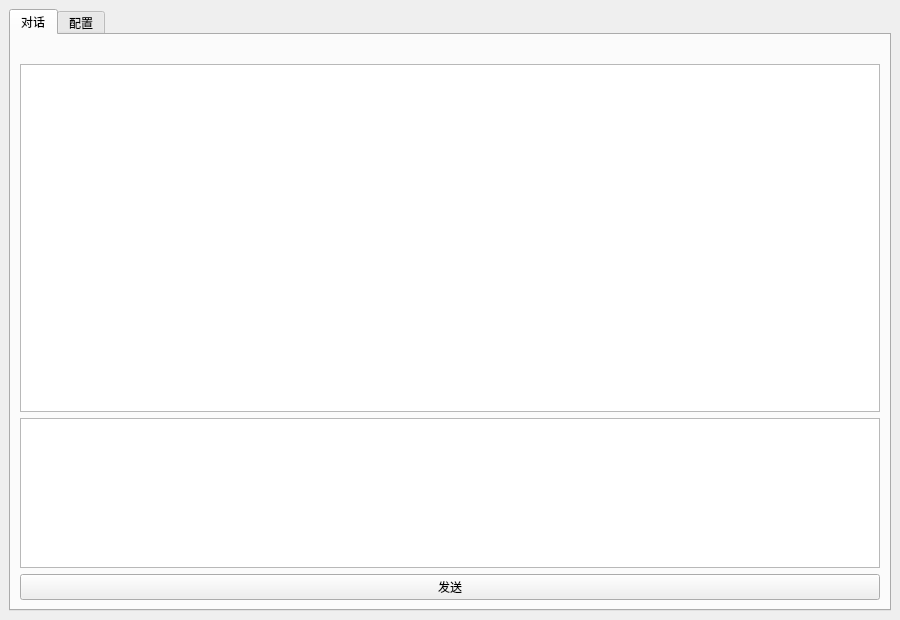
First picture: the form in ui/forms/main_window.ui, repository DataTifox/AI_Friends, before the edit.
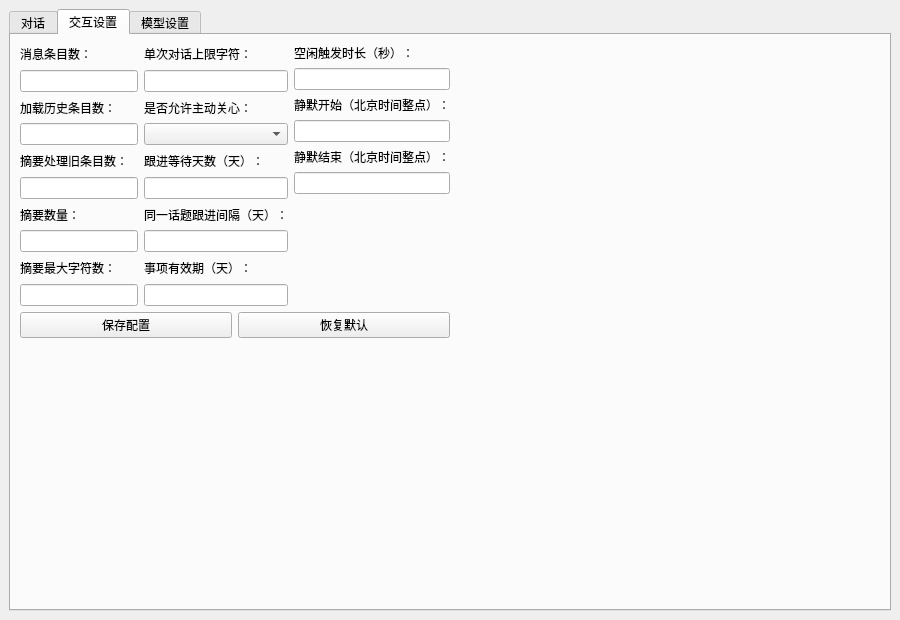
Second picture: the form after the edit.

Commit message:
[V0.0.2][UPDATE] 完善聊天连续性、主动跟进与交互配置界面
- 历史消息改为索引分页查询，新增北京时间戳和按日期导出 JSONL，完整保留原始记录
- 新增阶段摘要与购买、学习事项跟进，支持冷却、静默时段、过期及持久化关闭状态
- 模型请求与摘要生成移至后台线程，等待期间界面保持响应并防止重复发送
- 接入 companionTab 全部配置控件，支持启动回填、校验、即时保存和恢复默认，保留 JSON 中文说明
- 模型设置页底部显示保存成功、失败及清空提示，同步 Designer 源文件与生成代码
- 旧数据库升级前自动备份，新增离线回归测试并完善 README、策略配置与验收说明

Diff of the .ui file:
```diff
--- a/ui/forms/main_window.ui
+++ b/ui/forms/main_window.ui
@@ -18,7 +18,7 @@
     <item row="0" column="0">
      <widget class="QTabWidget" name="tabWidget">
       <property name="currentIndex">
-       <number>0</number>
+       <number>1</number>
       </property>
       <widget class="QWidget" name="dialogueTab">
        <attribute name="title">
@@ -62,9 +62,219 @@
         </item>
        </layout>
       </widget>
+      <widget class="QWidget" name="companionTab">
+       <attribute name="title">
+        <string>交互设置</string>
+       </attribute>
+       <layout class="QGridLayout" name="gridLayout_4">
+        <item row="0" column="0">
+         <layout class="QHBoxLayout" name="horizontalLayout">
+          <item>
+           <layout class="QVBoxLayout" name="verticalLayout_4">
+            <item>
+             <widget class="QLabel" name="label_6">
+              <property name="text">
+               <string>消息条目数：</string>
+              </property>
+             </widget>
+            </item>
+            <item>
+             <widget class="QLineEdit" name="recentMessagesEdit"/>
+            </item>
+            <item>
+             <widget class="QLabel" name="label_7">
+              <property name="text">
+               <string>加载历史条目数：</string>
+              </property>
+             </widget>
+            </item>
+            <item>
+             <widget class="QLineEdit" name="historyPageSizeEdit"/>
+            </item>
+            <item>
+             <widget class="QLabel" name="label_8">
+              <property name="text">
+               <string>摘要处理旧条目数：</string>
+              </property>
+             </widget>
+            </item>
+            <item>
+             <widget class="QLineEdit" name="summaryBatchSizeEdit"/>
+            </item>
+            <item>
+             <widget class="QLabel" name="label_9">
+              <property name="text">
+               <string>摘要数量：</string>
+              </property>
+             </widget>
+            </item>
+            <item>
+             <widget class="QLineEdit" name="summaryCountEdit"/>
+            </item>
+            <item>
+             <widget class="QLabel" name="label_10">
+              <property name="text">
+               <string>摘要最大字符数：</string>
+              </property>
+             </widget>
+            </item>
+            <item>
+             <widget class="QLineEdit" name="summaryMaxCharsEdit"/>
+            </item>
+           </layout>
+          </item>
+          <item>
+           <layout class="QVBoxLayout" name="verticalLayout_5">
+            <item>
+             <widget class="QLabel" name="label_11">
+              <property name="text">
+               <string>单次对话上限字符：</string>
+              </property>
+             </widget>
+            </item>
+            <item>
+             <widget class="QLineEdit" name="contestMaxCharsEdit"/>
+            </item>
+            <item>
+             <widget class="QLabel" name="label_12">
+              <property name="text">
+               <string>是否允许主动关心：</string>
+              </property>
+             </widget>
+            </item>
+            <item>
+             <widget class="QComboBox" name="followupsEnabledBox"/>
+            </item>
+            <item>
+             <widget class="QLabel" name="label_13">
+              <property name="text">
+               <string>跟进等待天数（天）：</string>
+              </property>
+             </widget>
+            </item>
+            <item>
+             <widget class="QLineEdit" name="followupDedlayDaysEdit"/>
+            </item>
+            <item>
+             <widget class="QLabel" name="label_14">
+              <property name="text">
+               <string>同一话题跟进间隔（天）：</string>
+              </property>
+             </widget>
+            </item>
+            <item>
+             <widget class="QLineEdit" name="followupCooldownDaysEdit"/>
+            </item>
+            <item>
+             <widget class="QLabel" name="label_15">
+              <property name="text">
+               <string>事项有效期（天）：</string>
+              </property>
+             </widget>
+            </item>
+            <item>
+             <widget class="QLineEdit" name="followExpiryDaysEdit"/>
+            </item>
+           </layout>
+          </item>
+          <item>
+           <layout class="QVBoxLayout" name="verticalLayout_6">
+            <item>
+             <widget class="QLabel" name="label_16">
+              <property name="text">
+               <string>空闲触发时长（秒）：</string>
+              </property>
+             </widget>
+            </item>
+            <item>
+             <widget class="QLineEdit" name="followupIdleSecondsEdit"/>
+            </item>
+            <item>
+             <widget class="QLabel" name="label_17">
+              <property name="text">
+               <string>静默开始（北京时间整点）：</string>
+              </property>
+             </widget>
+            </item>
+            <item>
+             <widget class="QLineEdit" name="quietStartHourEdit"/>
+            </item>
+            <item>
+             <widget class="QLabel" name="label_18">
+              <property name="text">
+               <string>静默结束（北京时间整点）：</string>
+              </property>
+             </widget>
+            </item>
+            <item>
+             <widget class="QLineEdit" name="quietEndHourEdit"/>
+            </item>
+            <item>
+             <spacer name="verticalSpacer_2">
+              <property name="orientation">
+               <enum>Qt::Orientation::Vertical</enum>
+              </property>
+              <property name="sizeHint" stdset="0">
+               <size>
+                <width>20</width>
+                <height>40</height>
+               </size>
+              </property>
+             </spacer>
+            </item>
+           </layout>
+          </item>
+         </layout>
+        </item>
+        <item row="1" column="0">
+         <layout class="QHBoxLayout" name="horizontalLayout_2">
+          <item>
+           <widget class="QPushButton" name="saveCompanionButton">
+            <property name="text">
+             <string>保存配置</string>
+            </property>
+           </widget>
+          </item>
+          <item>
+           <widget class="QPushButton" name="recoveryCompanionButton">
+            <property name="text">
+             <string>恢复默认</string>
+            </property>
+           </widget>
+          </item>
+         </layout>
+        </item>
+        <item row="2" column="0">
+         <spacer name="verticalSpacer_3">
+          <property name="orientation">
+           <enum>Qt::Orientation::Vertical</enum>
+          </property>
+          <property name="sizeHint" stdset="0">
+           <size>
+            <width>20</width>
+            <height>40</height>
+           </size>
+          </property>
+         </spacer>
+        </item>
+        <item row="0" column="1">
+         <spacer name="horizontalSpacer_2">
+          <property name="orientation">
+           <enum>Qt::Orientation::Horizontal</enum>
+          </property>
+          <property name="sizeHint" stdset="0">
+           <size>
+            <width>40</width>
+            <height>20</height>
+           </size>
+          </property>
+         </spacer>
+        </item>
+       </layout>
+      </widget>
       <widget class="QWidget" name="settingTab">
        <attribute name="title">
-        <string>配置</string>
+        <string>模型设置</string>
        </attribute>
        <layout class="QGridLayout" name="gridLayout_3">
         <item row="1" column="1">
```
Left out of the diff: 10 changed lines with no effect on the pictures. The commit also changes 23 other files.
